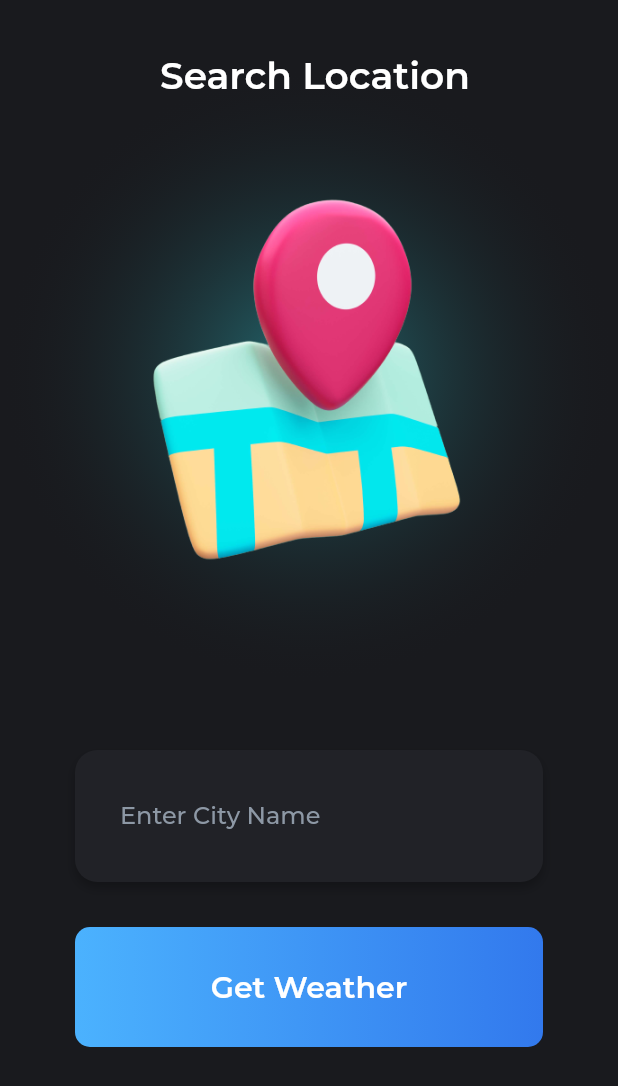
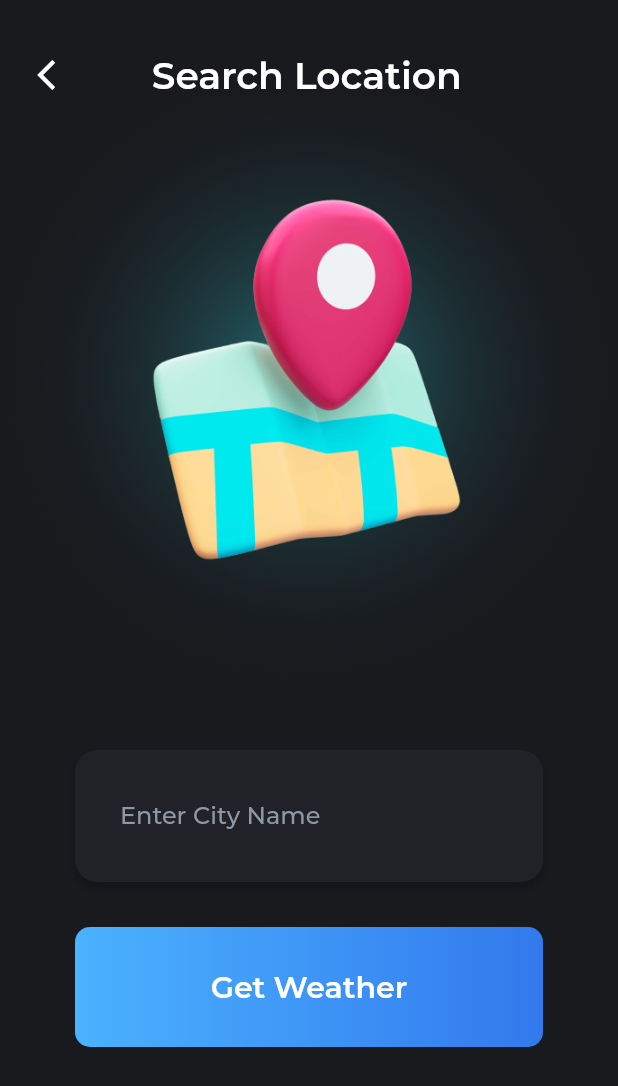
Before and after one commit to RakhaGalih/weather-app, a Flutter app: the screen it shows after launch, after a tap on "City Not Found", on a phone screen of 412 x 824 dp. Shown: the top 1086 px of the screen. Run offline on Flutter 3.47's test engine with Material 2 defaults, Android fonts, the phone set to English and light mode, and no system bars; our stand-ins replace flutter_spinkit, geolocator; statements that could not run were skipped.

Commit message:
update location and back button

```diff
--- a/lib/screens/city_screen.dart
+++ b/lib/screens/city_screen.dart
@@ -22,9 +22,22 @@ class _CityScreenState extends State<CityScreen> {
                 ambience(const Color(0xFF36EEFA).withOpacity(0.4)),
                 Column(
                   children: [
+                    Row(
+                      children: [
                         const SizedBox(
+                          width: 25,
+                        ),
+                        GestureDetector(
+                          onTap: () {
+                            Navigator.pop(context);
+                          },
+                          child: const Icon(
+                            Icons.arrow_back_ios,
+                          ),
+                        ),
+                        const Expanded(
+                          child: SizedBox(
                             height: 100,
-                      width: double.maxFinite,
                             child: Row(
                               mainAxisAlignment: MainAxisAlignment.center,
                               children: [
@@ -37,6 +50,12 @@ class _CityScreenState extends State<CityScreen> {
                                 )
                               ],
                             ),
+                          ),
+                        ),
+                        const SizedBox(
+                          width: 60,
+                        )
+                      ],
                     ),
                     Image.asset(
                       'images/place.png',
--- a/lib/screens/location_screen.dart
+++ b/lib/screens/location_screen.dart
@@ -106,20 +106,36 @@ class _LocationScreenState extends State<LocationScreen> {
               Column(
                 crossAxisAlignment: CrossAxisAlignment.center,
                 children: [
-                  SizedBox(
+                  Row(
+                    children: [
+                      const SizedBox(
+                        width: 25,
+                      ),
+                      GestureDetector(
+                        onTap: () async {
+                          var weatherData = await weather.getLocationWeather();
+                          getWeather(weatherData);
+                          getTodayWeather(weatherData);
+                        },
+                        child: const Icon(
+                          Icons.approval_rounded,
+                        ),
+                      ),
+                      Expanded(
+                        child: SizedBox(
                           height: 100,
-                    width: double.maxFinite,
                           child: GestureDetector(
                             onTap: () async {
                               var typedName = await Navigator.push(
                                   context,
                                   MaterialPageRoute(
-                                builder: (context) => const CityScreen()));
+                                      builder: (context) =>
+                                          const CityScreen()));
                               if (typedName != null) {
                                 var weatherData =
                                     await weather.getCityWeather(typedName);
-                          var todayWeatherData =
-                              await weather.getTodayCityWeather(typedName);
+                                var todayWeatherData = await weather
+                                    .getTodayCityWeather(typedName);
                                 getWeather(weatherData);
                                 getTodayWeather(todayWeatherData);
                               }
@@ -138,6 +154,12 @@ class _LocationScreenState extends State<LocationScreen> {
                               ],
                             ),
                           ),
+                        ),
+                      ),
+                      const SizedBox(
+                        width: 60,
+                      )
+                    ],
                   ),
                   Image.asset(
                     'images/$weatherIcon.png',
```
Also changed, not shown: 3 other files. Lines whose indentation alone changed are shown as unchanged.
